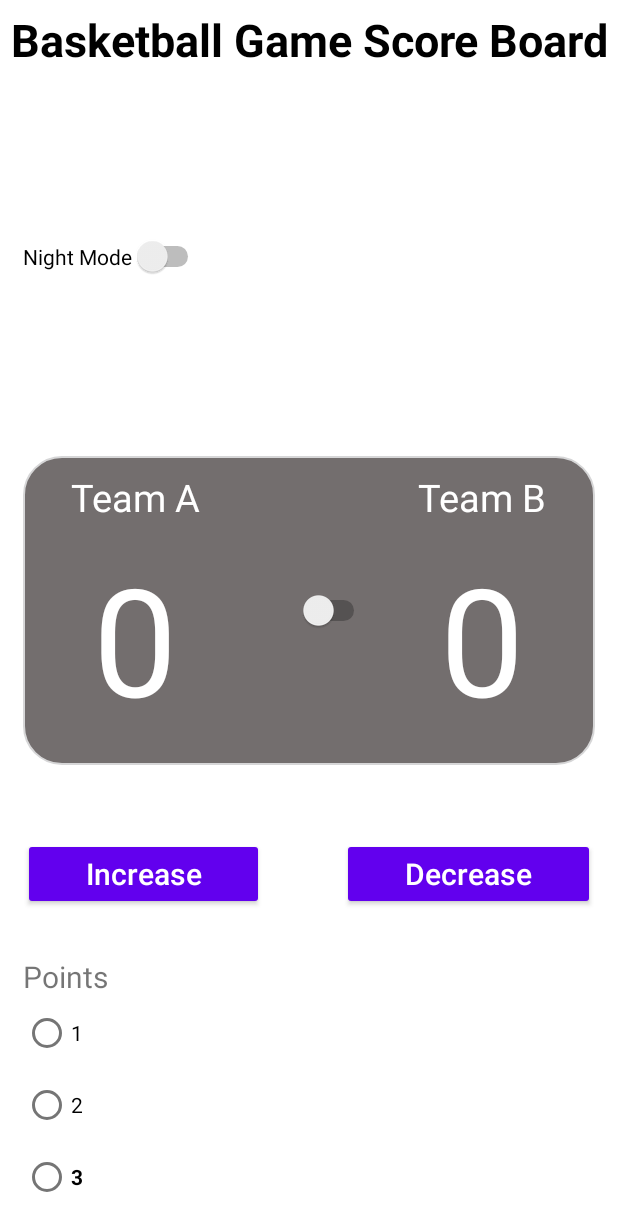
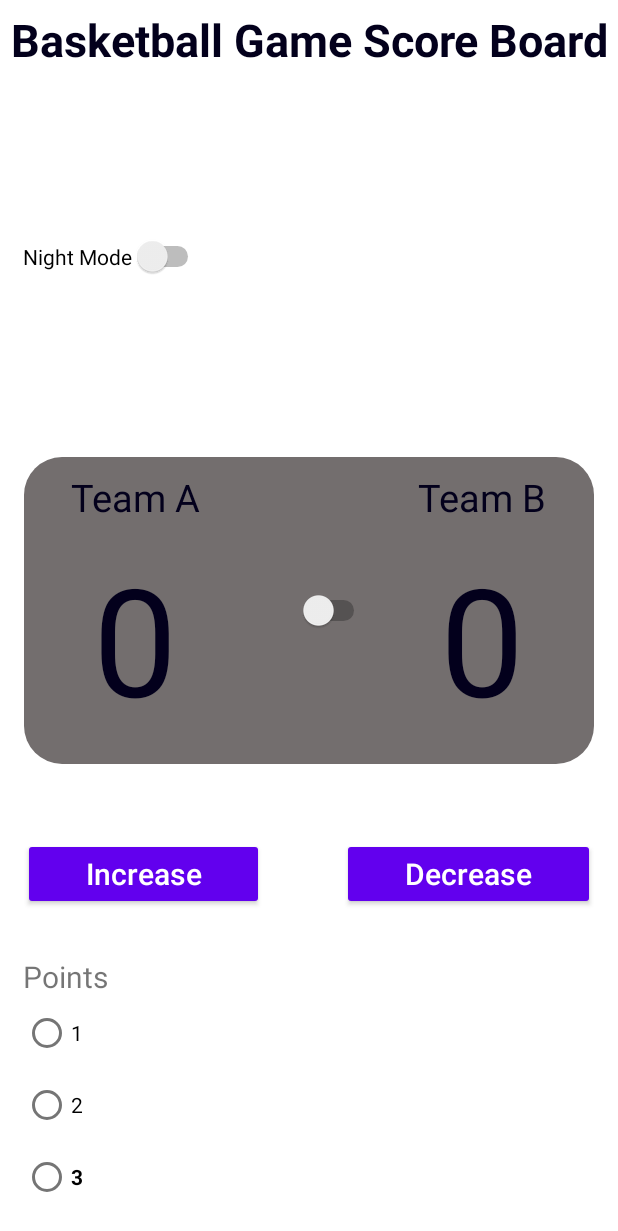
Before and after one commit to bikashchhantyal95/Lab4-AndroidStudio, an Android app: the layout activity_main.xml on its own in the app's theme, with its tools: preview values and no code run, on a phone screen of 412 x 824 dp. Shown: the top 1231 px of the screen. Run offline under Robolectric (Android 15) with nearby library versions, the phone set to English and light mode, and no system bars.

Commit message:
added styles to title of app and title of team and score.

```diff
--- a/app/src/main/res/drawable/border_radius.xml
+++ b/app/src/main/res/drawable/border_radius.xml
@@ -4,7 +4,7 @@
     <shape>
         <solid android:color="@color/background_color"/>
         <corners android:radius="25dp"/>
-        <stroke android:color="@color/b" android:width="1dp"/>
+        <stroke android:color="@color/border_color" android:width="1dp"/>
     </shape>
 </item>
 </selector>
--- a/app/src/main/res/layout/activity_main.xml
+++ b/app/src/main/res/layout/activity_main.xml
@@ -17,8 +17,7 @@
             android:gravity="center"
             android:text="@string/title_text"
             android:textAlignment="center"
-            android:textColor="@color/black"
-            android:textSize="30sp"
+            style="@style/appTitle"
             android:textStyle="bold" />
         <Switch
             android:id="@+id/toggleMode"
--- a/app/src/main/res/values-night/colors.xml
+++ b/app/src/main/res/values-night/colors.xml
@@ -4,6 +4,14 @@
     <color name="purple_200">#FFBB86FC</color>
 
     <!--    stroke color for border of the view-->
-    <color name="border_color">#00000000</color>
+    <color name="border_color">#FFFFFFFF</color>
+
+    <!--    color for app title-->
+    <color name="dark_100">#737171</color>
+
+    <!--    color for score title-->
+    <color name="dark_200">#100B39</color>
+    <!--    color for score-->
+    <color name="dark_300">#100B39</color>
 
 </resources>
--- a/app/src/main/res/values-night/themes.xml
+++ b/app/src/main/res/values-night/themes.xml
@@ -13,4 +13,5 @@
         <item name="android:statusBarColor">?attr/colorPrimaryVariant</item>
         <!-- Customize your theme here. -->
     </style>
+
 </resources>
--- /dev/null
+++ b/app/src/main/res/values/appTitleStyle.xml
@@ -0,0 +1,7 @@
+<?xml version="1.0" encoding="utf-8"?>
+<resources>
+    <style name="appTitle">
+        <item name="android:textSize">30sp</item>
+        <item name="android:textColor">@color/dark_100</item>
+    </style>
+</resources>
--- a/app/src/main/res/values/colors.xml
+++ b/app/src/main/res/values/colors.xml
@@ -1,11 +1,19 @@
 <?xml version="1.0" encoding="utf-8"?>
 <resources>
 
+<!--    color for app title-->
+    <color name="dark_100">#03001C</color>
+
+
+<!--    color for score title-->
+    <color name="dark_200">#03001C</color>
+<!--    color for score-->
+    <color name="dark_300">#03001C</color>
 <!--    color for view containing team tile and score-->
     <color name="background_color">#736E6E</color>
 
 <!--    stroke color for border of the view-->
-    <color name="border_color">#FFFFFFFF</color>
+    <color name="border_color">#00000000</color>
 
     <color name="purple_200">#FFBB86FC</color>
     <color name="purple_500">#FF6200EE</color>
--- a/app/src/main/res/values/styles.xml
+++ b/app/src/main/res/values/styles.xml
@@ -1,4 +1,22 @@
 <?xml version="1.0" encoding="utf-8"?>
 <resources>
+    <!--    style for text of team names-->
+    <style name="textStyleForTeamTitle">
+        <item name="android:textColor">@color/dark_200</item>
+        <item name="android:textSize">25dp</item>
+    </style>
+
+    <!--    text styles for team score-->
+    <style name="textStyleForScore">
+        <item name="android:textColor">@color/dark_200</item>
+        <item name="android:textSize">100dp</item>
+    </style>
+
+    <!--    style for button-->
+    <style name="Button" parent="Widget.AppCompat.Button">
+        <item name="android:textSize">20sp</item>
+        <item name="android:textColor">#FFFFFF</item>
+        <item name="background">@drawable/border_radius</item>
+    </style>
 
 </resources>
--- a/app/src/main/res/values/themes.xml
+++ b/app/src/main/res/values/themes.xml
@@ -12,25 +12,8 @@
         <!-- Status bar color. -->
         <item name="android:statusBarColor">?attr/colorPrimaryVariant</item>
         <!-- Customize your theme here. -->
-    </style>
 
-<!--    style for text of team names-->
-    <style name="textStyleForTeamTitle">
-        <item name="android:textColor">#FFFFFFFF</item>
-        <item name="android:textSize">25dp</item>
-    </style>
 
-<!--    text styles for team score-->
-    <style name="textStyleForScore">
-        <item name="android:textColor">#FFFFFFFF</item>
-        <item name="android:textSize">100dp</item>
-    </style>
-
-<!--    style for button-->
-    <style name="Button" parent="Widget.AppCompat.Button">
-        <item name="android:textSize">20sp</item>
-        <item name="android:textColor">#FFFFFF</item>
-        <item name="background">@drawable/border_radius</item>
     </style>
 
 </resources>
```
